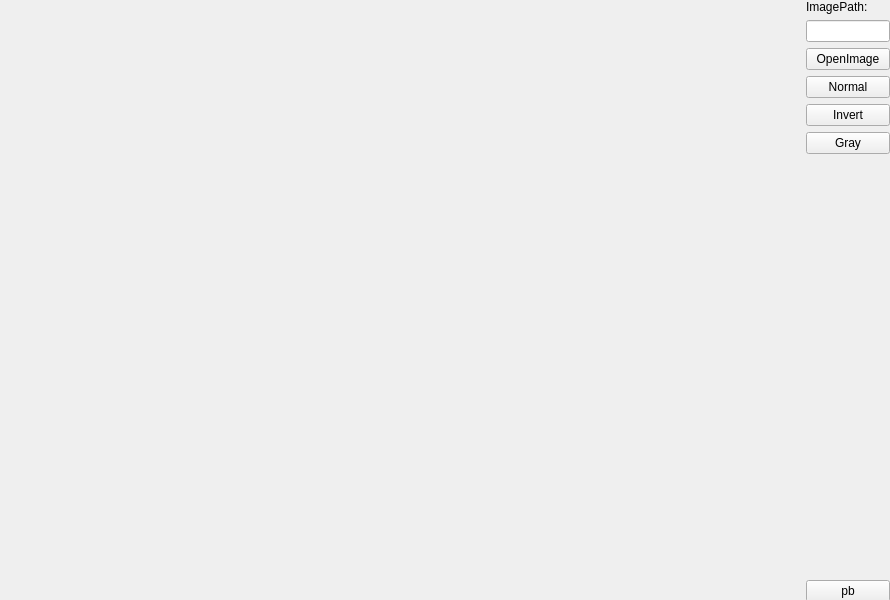
Before: the Qt Designer form sample/qtOpenGLDemo/QtDisplayWidget.ui in cfl997/CGRenderEngine2D, drawn with Qt 5.
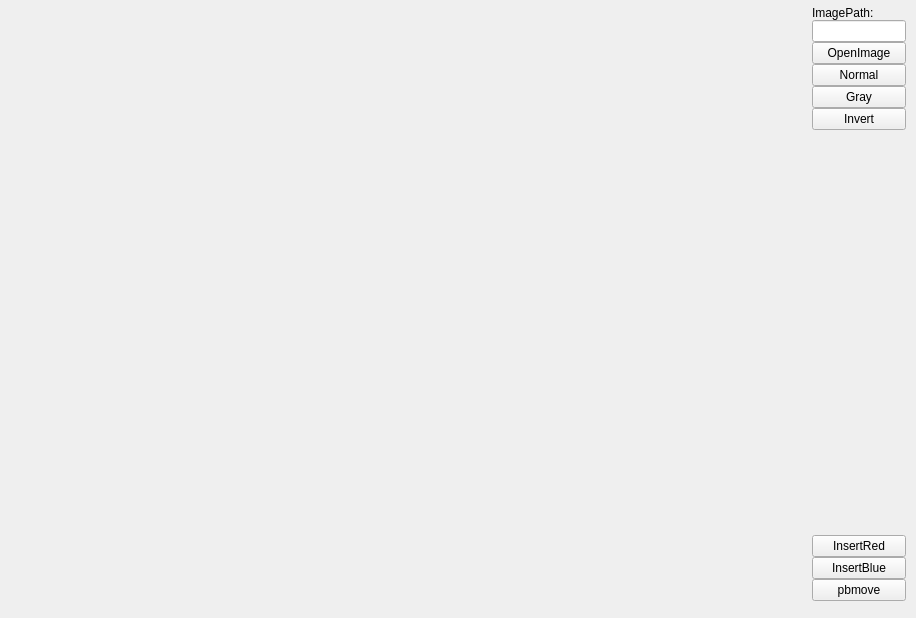
After: the same form once the commit is applied.

Diff of the .ui file:
```diff
--- a/sample/qtOpenGLDemo/QtDisplayWidget.ui
+++ b/sample/qtOpenGLDemo/QtDisplayWidget.ui
@@ -6,8 +6,8 @@
    <rect>
     <x>0</x>
     <y>0</y>
-    <width>890</width>
-    <height>600</height>
+    <width>916</width>
+    <height>618</height>
    </rect>
   </property>
   <property name="windowTitle">
@@ -18,8 +18,8 @@
     <rect>
      <x>0</x>
      <y>0</y>
-     <width>890</width>
-     <height>602</height>
+     <width>921</width>
+     <height>611</height>
     </rect>
    </property>
    <widget class="QWidget" name="horizontalLayoutWidget">
@@ -27,11 +27,23 @@
      <rect>
       <x>0</x>
       <y>0</y>
-      <width>890</width>
-      <height>602</height>
+      <width>912</width>
+      <height>607</height>
      </rect>
     </property>
     <layout class="QHBoxLayout" name="horizontalLayout">
+     <property name="spacing">
+      <number>6</number>
+     </property>
+     <property name="sizeConstraint">
+      <enum>QLayout::SetNoConstraint</enum>
+     </property>
+     <property name="rightMargin">
+      <number>0</number>
+     </property>
+     <property name="bottomMargin">
+      <number>0</number>
+     </property>
      <item>
       <widget class="QWidget" name="w_glwindow" native="true">
        <property name="minimumSize">
@@ -44,6 +56,35 @@
      </item>
      <item>
       <layout class="QVBoxLayout" name="verticalLayout">
+       <property name="spacing">
+        <number>0</number>
+       </property>
+       <property name="leftMargin">
+        <number>0</number>
+       </property>
+       <property name="topMargin">
+        <number>0</number>
+       </property>
+       <property name="rightMargin">
+        <number>0</number>
+       </property>
+       <property name="bottomMargin">
+        <number>0</number>
+       </property>
+       <item>
+        <layout class="QVBoxLayout" name="verticalLayout_3">
+         <property name="leftMargin">
+          <number>6</number>
+         </property>
+         <property name="topMargin">
+          <number>6</number>
+         </property>
+         <property name="rightMargin">
+          <number>6</number>
+         </property>
+         <property name="bottomMargin">
+          <number>6</number>
+         </property>
        <item>
         <widget class="QLabel" name="label">
          <property name="text">
@@ -74,13 +115,6 @@
          </property>
         </widget>
        </item>
-       <item>
-        <widget class="QPushButton" name="pbInvertColor">
-         <property name="text">
-          <string>Invert</string>
-         </property>
-        </widget>
-       </item>
        <item>
         <widget class="QPushButton" name="pbGrayColor">
          <property name="text">
@@ -89,7 +123,28 @@
         </widget>
        </item>
        <item>
+          <widget class="QPushButton" name="pbInvertColor">
+           <property name="text">
+            <string>Invert</string>
+           </property>
+          </widget>
+         </item>
+        </layout>
+       </item>
+       <item>
         <layout class="QVBoxLayout" name="verticalLayout_2">
+         <property name="leftMargin">
+          <number>6</number>
+         </property>
+         <property name="topMargin">
+          <number>6</number>
+         </property>
+         <property name="rightMargin">
+          <number>6</number>
+         </property>
+         <property name="bottomMargin">
+          <number>6</number>
+         </property>
          <item>
           <spacer name="verticalSpacer">
            <property name="orientation">
@@ -104,9 +159,27 @@
           </spacer>
          </item>
          <item>
-          <widget class="QPushButton" name="pushButton_4">
+          <layout class="QVBoxLayout" name="vlayoutInsert">
+           <item>
+            <widget class="QPushButton" name="pbInsert1">
            <property name="text">
-            <string>pb</string>
+              <string>InsertRed</string>
+             </property>
+            </widget>
+           </item>
+           <item>
+            <widget class="QPushButton" name="pbInsert2">
+             <property name="text">
+              <string>InsertBlue</string>
+             </property>
+            </widget>
+           </item>
+          </layout>
+         </item>
+         <item>
+          <widget class="QPushButton" name="pbmove">
+           <property name="text">
+            <string>pbmove</string>
            </property>
           </widget>
          </item>
```
Lines whose indentation alone changed are shown as unchanged.
